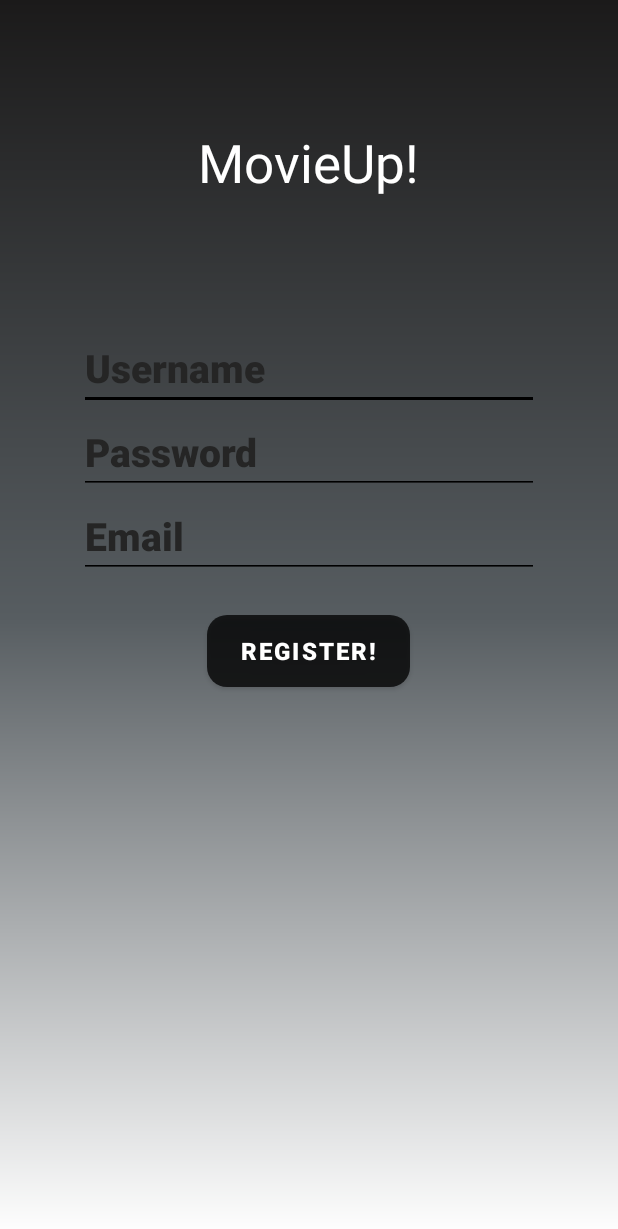
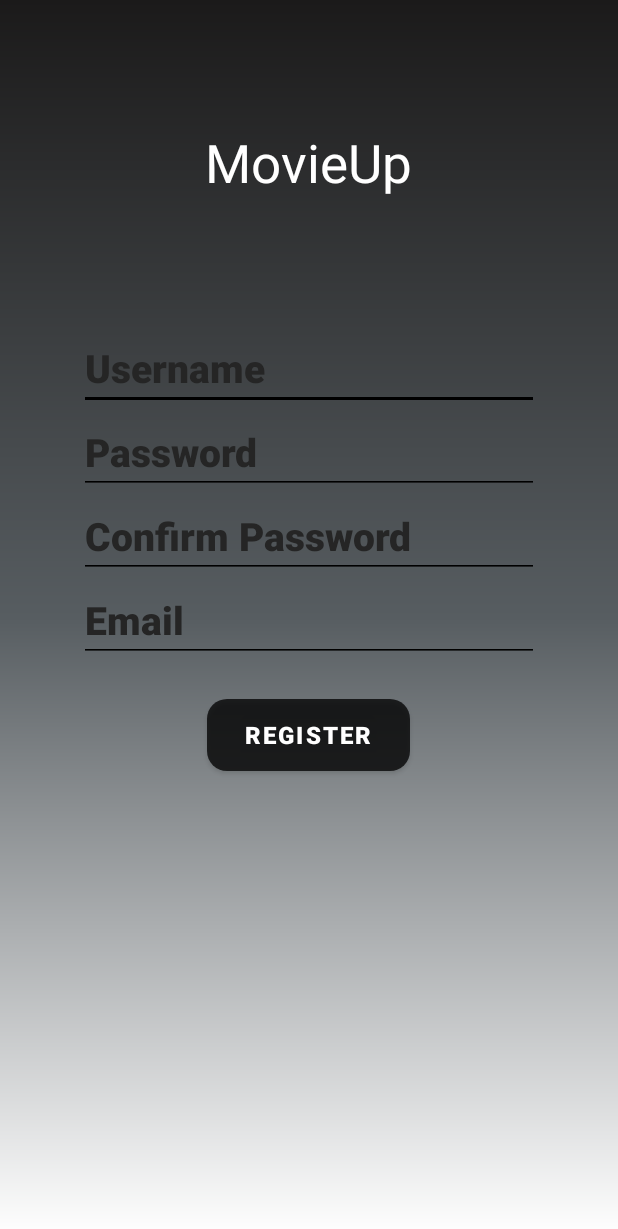
Before and after one commit to Iuly2000/MovieApp, an Android app: the RegisterActivity screen opened directly, with no data from a screen before it, on a phone screen of 412 x 824 dp. Shown: the top 1229 px of the screen. Run offline under Robolectric (Android 15) with nearby library versions, the phone set to English and light mode, and no system bars; Roboto replaces fonts that are not available here.

Commit message:
new modifications

```diff
--- a/app/build.gradle
+++ b/app/build.gradle
@@ -42,7 +42,7 @@ dependencies {
     implementation 'androidx.appcompat:appcompat:1.3.1'
     implementation 'com.google.android.material:material:1.4.0'
     implementation 'androidx.constraintlayout:constraintlayout:2.1.1'
-    implementation files('E:\\DAM\\MovieApp\\app\\libs\\jtds-1.3.1.jar')
+    implementation files('C:\\Users\\Iuly\\PDM\\MovieApp\\app\\libs\\jtds-1.3.1.jar')
     implementation 'androidx.navigation:navigation-fragment:2.3.5'
     implementation 'androidx.navigation:navigation-ui:2.3.5'
     testImplementation 'junit:junit:4.+'
--- a/app/src/main/java/com/example/movieapp/Helpers/MoviesRecyclerAdapter.java
+++ b/app/src/main/java/com/example/movieapp/Helpers/MoviesRecyclerAdapter.java
@@ -1,5 +1,6 @@
 package com.example.movieapp.Helpers;
 
+import android.annotation.SuppressLint;
 import android.content.Context;
 import android.content.Intent;
 import android.view.LayoutInflater;
@@ -38,6 +39,7 @@ public class MoviesRecyclerAdapter extends RecyclerView.Adapter<MoviesRecyclerAd
         return new MyViewHolder(view);
     }
 
+    @SuppressLint("SetTextI18n")
     @Override
     public void onBindViewHolder(@NonNull MyViewHolder holder, int position) {
         holder.textRating.setText(Float.toString(this.movieList.get(position).getRating()));
@@ -46,7 +48,7 @@ public class MoviesRecyclerAdapter extends RecyclerView.Adapter<MoviesRecyclerAd
         Glide.with(context).load(movieList.get(position).getImage()).into(holder.image);
         holder.image.setOnClickListener(v -> {
             Intent intent= new Intent(context, MovieActivity.class);
-            intent.putExtra("movieID",movieList.get(position).getMovie_id());            ;
+            intent.putExtra("movieID",movieList.get(position).getMovie_id());
             intent.putExtra("name",movieList.get(position).getName());
             intent.putExtra("description",movieList.get(position).getDescription());
             intent.putExtra("image",movieList.get(position).getImage());
--- a/app/src/main/res/layout/activity_login.xml
+++ b/app/src/main/res/layout/activity_login.xml
@@ -38,7 +38,7 @@
                     android:fontFamily="@font/spicy_rice"
                     android:text="@string/app_name"
                     android:textColor="@color/white"
-                    android:textSize="35sp"/>
+                    android:textSize="35sp" />
             </RelativeLayout>
 
             <RelativeLayout
--- a/app/src/main/res/layout/activity_movie.xml
+++ b/app/src/main/res/layout/activity_movie.xml
@@ -46,6 +46,7 @@
                 android:layout_width="wrap_content"
                 android:layout_height="wrap_content"
                 android:ems="10"
+                android:layout_marginStart="5dp"
                 android:text="@string/description"
                 android:textColor="@color/black"
                 android:textSize="26sp"
@@ -57,6 +58,7 @@
                 android:layout_height="wrap_content"
                 android:layout_marginBottom="28dp"
                 android:ems="10"
+                android:layout_marginStart="5dp"
                 android:textColor="@color/black"
                 android:textSize="22sp" />
 
@@ -69,6 +71,7 @@
                     android:layout_width="wrap_content"
                     android:layout_height="wrap_content"
                     android:text="@string/categories"
+                    android:layout_marginStart="5dp"
                     android:textColor="@color/black"
                     android:textSize="18sp"
                     android:textStyle="bold"/>
@@ -90,6 +93,7 @@
                 android:layout_width="wrap_content"
                 android:layout_height="wrap_content"
                 android:text="@string/ratingLabel"
+                android:layout_marginStart="5dp"
                 android:textColor="@color/black"
                 android:textSize="18sp"
                 android:textStyle="bold" />
@@ -114,6 +118,7 @@
                 android:layout_width="wrap_content"
                 android:layout_height="wrap_content"
                 android:text="@string/releaseLabel"
+                android:layout_marginStart="5dp"
                 android:textColor="@color/black"
                 android:textSize="18sp"
                 android:textStyle="bold" />
@@ -138,6 +143,7 @@
                     android:layout_height="wrap_content"
                     android:textColor="@color/black"
                     android:textSize="18sp"
+                    android:layout_marginStart="5dp"
                     android:textStyle="bold"
                     android:text="@string/addToFavoriteLabel"/>
 
--- a/app/src/main/res/layout/activity_register.xml
+++ b/app/src/main/res/layout/activity_register.xml
@@ -80,6 +80,24 @@
 
             <RelativeLayout
                 android:layout_width="match_parent"
+                android:layout_height="match_parent">
+
+                <EditText
+                    android:id="@+id/passwordConfirmTextRegister"
+                    android:layout_width="wrap_content"
+                    android:layout_height="wrap_content"
+                    android:layout_centerInParent="true"
+                    android:backgroundTint="@color/black"
+                    android:ems="10"
+                    android:fontFamily="sans-serif-black"
+                    android:hint="@string/confirm_password"
+                    android:inputType="textPassword"
+                    android:textColorHint="#252525"
+                    android:textSize="26sp"/>
+            </RelativeLayout>
+
+            <RelativeLayout
+                android:layout_width="match_parent"
                 android:layout_height="wrap_content">
 
                 <EditText
--- a/app/src/main/res/values/strings.xml
+++ b/app/src/main/res/values/strings.xml
@@ -1,10 +1,11 @@
 <resources>
-    <string name="app_name">MovieUp!</string>
-    <string name="login_button">Login!</string>
-    <string name="register_button">Register!</string>
-    <string name="update_button">Update!</string>
+    <string name="app_name">MovieUp</string>
+    <string name="login_button">Login</string>
+    <string name="register_button">Register</string>
+    <string name="update_button">Update</string>
     <string name="password">Password</string>
     <string name="new_password">New Password</string>
+    <string name="confirm_password">Confirm Password</string>
     <string name="username">Username</string>
     <string name="email">Email</string>
     <string name="category">Category</string>
```
Also changed, not shown: app/src/main/java/com/example/movieapp/Activities/AccountSettingsActivity.java (+24 -15 lines), app/src/main/java/com/example/movieapp/Activities/MovieActivity.java (+8 -3 lines), app/src/main/java/com/example/movieapp/Activities/RegisterActivity.java (+7 -0 lines), app/src/main/java/com/example/movieapp/Activities/VideoPlayerActivity.java (+8 -3 lines), app/src/main/java/com/example/movieapp/DataAccessLevel/CategoryDAL.java (+1 -9 lines), app/src/main/java/com/example/movieapp/DataAccessLevel/FavoritesMoviesDAL.java (+4 -24 lines), app/src/main/java/com/example/movieapp/DataAccessLevel/MovieCategoriesDAL.java (+2 -16 lines), app/src/main/java/com/example/movieapp/DataAccessLevel/MovieDAL.java (+4 -17 lines), app/src/main/java/com/example/movieapp/DataAccessLevel/UserDAL.java (+4 -17 lines), app/src/main/java/com/example/movieapp/Helpers/ConnectionHelper.java (+10 -17 lines), 1 other file.
